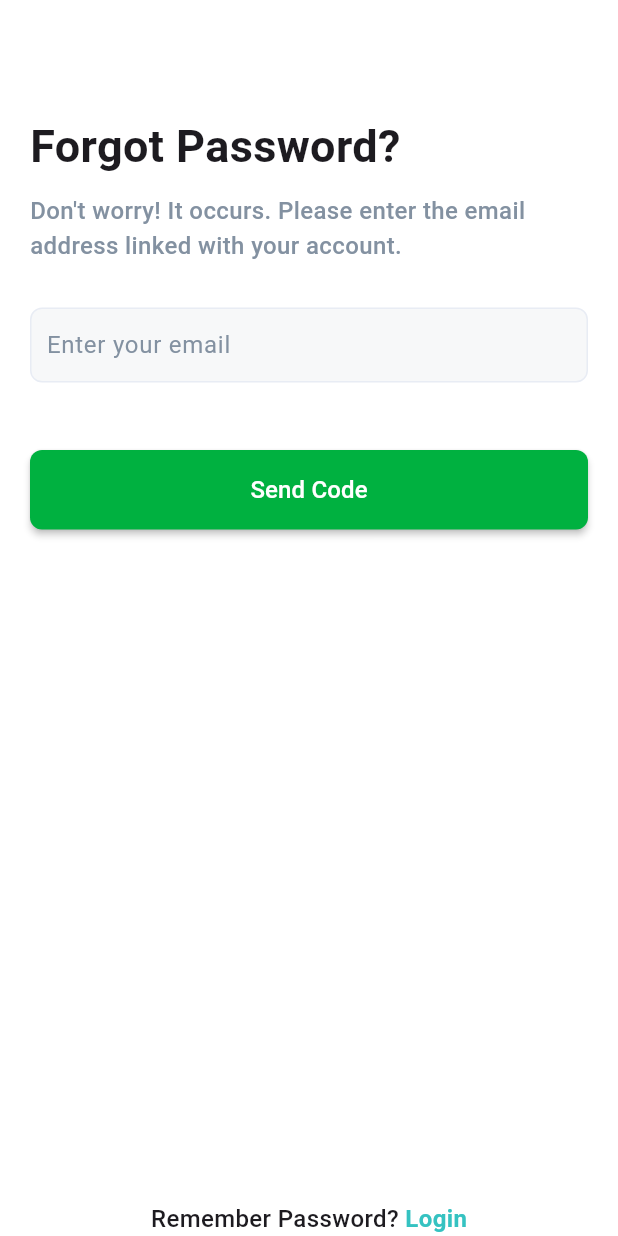
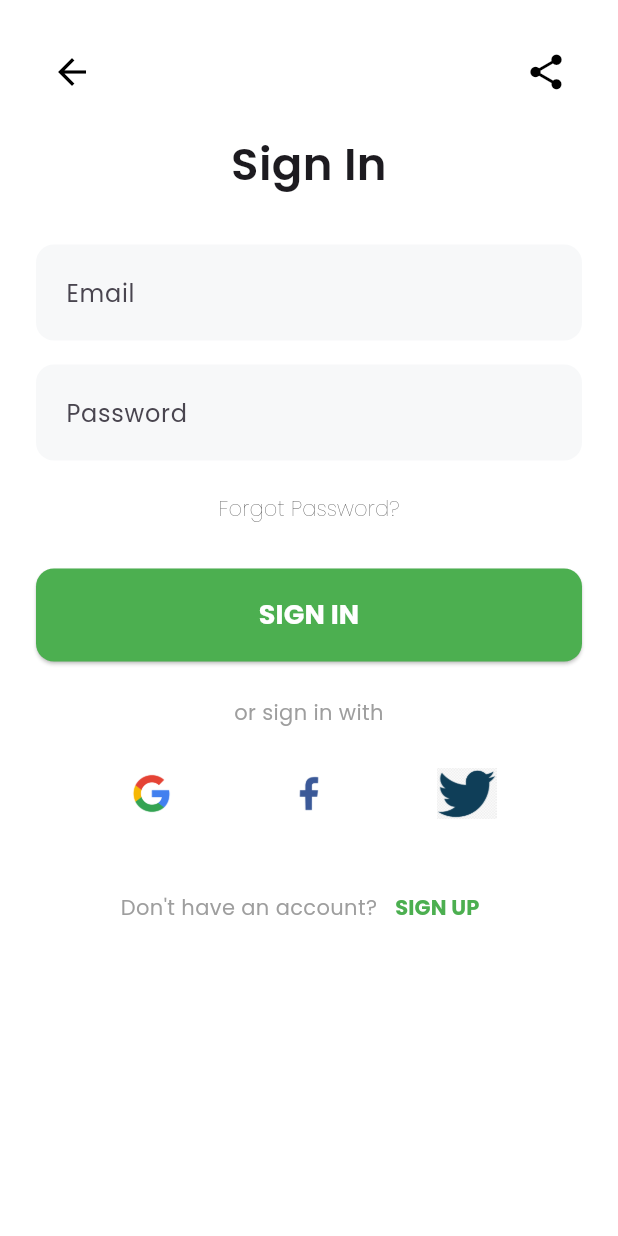
Before and after one commit to 1772hojaz/share_plate, a Flutter app: the screen it shows after launch, on a phone screen of 412 x 824 dp. Run offline on Flutter 3.47's test engine with Material 3 defaults, Android fonts, the phone set to English and light mode, and no system bars; our stand-ins replace google_fonts; project files that could hold a hidden picture were left out.

Commit message:
sign in page

```diff
--- a/lib/UI/fogot_password.dart
+++ b/lib/UI/fogot_password.dart
@@ -1,7 +1,7 @@
 import 'package:flutter/material.dart';
 
 class ForgotPasswordScreen extends StatelessWidget {
-  const ForgotPasswordScreen({Key? key}) : super(key: key);
+  const ForgotPasswordScreen({super.key});
 
   @override
   Widget build(BuildContext context) {
--- /dev/null
+++ b/lib/UI/signin_page.dart
@@ -0,0 +1,207 @@
+import 'package:flutter/material.dart';
+import 'package:google_fonts/google_fonts.dart';
+
+void main() {
+  runApp(const SignInPage());
+}
+
+class SignInPage extends StatelessWidget {
+  const SignInPage({super.key});
+
+  @override
+  Widget build(BuildContext context) {
+    return MaterialApp(
+      debugShowCheckedModeBanner: false,
+      theme: ThemeData(
+        textTheme: GoogleFonts.poppinsTextTheme(),
+      ),
+      home: const SignInScreen(),
+    );
+  }
+}
+
+class SignInScreen extends StatelessWidget {
+  const SignInScreen({super.key});
+
+  @override
+  Widget build(BuildContext context) {
+    return Scaffold(
+      backgroundColor: Colors.white,
+      body: SafeArea(
+        child: Padding(
+          padding: const EdgeInsets.symmetric(horizontal: 24.0),
+          child: Column(
+            crossAxisAlignment: CrossAxisAlignment.stretch,
+            children: [
+              const SizedBox(height: 24),
+
+              // Back Arrow & Share Icon
+              Row(
+                mainAxisAlignment: MainAxisAlignment.spaceBetween,
+                children: [
+                  IconButton(
+                    icon: const Icon(Icons.arrow_back, color: Colors.black, size: 28),
+                    onPressed: () {},
+                  ),
+                  IconButton(
+                    icon: const Icon(Icons.share, color: Colors.black, size: 28),
+                    onPressed: () {},
+                  ),
+                ],
+              ),
+              const SizedBox(height: 16),
+
+              // Sign In Text
+              const Text(
+                'Sign In',
+                style: TextStyle(
+                  fontSize: 30,
+                  fontWeight: FontWeight.w600,
+                ),
+                textAlign: TextAlign.center,
+              ),
+              const SizedBox(height: 32),
+
+              // Email Input Field
+              TextFormField(
+                decoration: InputDecoration(
+                  labelText: 'Email',
+                  hintText: 'ex: jon.smith@email.com',
+                  border: OutlineInputBorder(
+                    borderRadius: BorderRadius.circular(12),
+                    borderSide: BorderSide.none,
+                  ),
+                  filled: true,
+                  fillColor: const Color(0xFFF7F8F9),
+                  contentPadding: const EdgeInsets.symmetric(horizontal: 16, vertical: 20),
+                ),
+                keyboardType: TextInputType.emailAddress,
+              ),
+              const SizedBox(height: 16),
+
+              // Password Input Field
+              TextFormField(
+                obscureText: true,
+                decoration: InputDecoration(
+                  labelText: 'Password',
+                  hintText: '••••••••',
+                  border: OutlineInputBorder(
+                    borderRadius: BorderRadius.circular(12),
+                    borderSide: BorderSide.none,
+                  ),
+                  filled: true,
+                  fillColor: const Color(0xFFF7F8F9),
+                  contentPadding: const EdgeInsets.symmetric(horizontal: 16, vertical: 20),
+                ),
+              ),
+              const SizedBox(height: 8),
+
+              // Forgot Password Text
+              Align(
+                alignment: Alignment.center,
+                child: TextButton(
+                  onPressed: () {},
+                  child: const Text(
+                    'Forgot Password?',
+                    style: TextStyle(color: Colors.black, fontWeight: FontWeight.w200),
+                  ),
+                ),
+              ),
+              const SizedBox(height: 16),
+
+              // Sign In Button
+              ElevatedButton(
+                onPressed: () {},
+                style: ElevatedButton.styleFrom(
+                  backgroundColor: Colors.green,
+                  padding: const EdgeInsets.symmetric(vertical: 18),
+                  shape: RoundedRectangleBorder(
+                    borderRadius: BorderRadius.circular(12),
+                  ),
+                ),
+                child: const Text(
+                  'SIGN IN',
+                  style: TextStyle(
+                    fontSize: 18,
+                    fontWeight: FontWeight.bold,
+                    color: Colors.white,
+                  ),
+                ),
+              ),
+              const SizedBox(height: 24),
+
+              // OR sign in with text
+              const Text(
+                'or sign in with',
+                style: TextStyle(color: Colors.grey),
+                textAlign: TextAlign.center,
+              ),
+              const SizedBox(height: 16),
+
+              // Social Login Buttons (Google, Facebook, Twitter)
+              Row(
+  mainAxisAlignment: MainAxisAlignment.spaceEvenly,
+  children: [
+    IconButton(
+      icon: Image.asset(
+        'assets/images/Google_Icons-09-512.webp',
+        width: 40,
+      ),
+      onPressed: () {},
+    ),
+    IconButton(
+      icon: Image.asset(
+        'assets/images/facebook.png',
+        width: 40,
+      ),
+      onPressed: () {},
+    ),
+    IconButton(
+      icon: Image.asset(
+        'assets/images/images.png',
+        width: 40,
+      ),
+      onPressed: () {},
+    ),
+  ],
+),
+const SizedBox(height: 24),
+
+              // Sign Up Text
+              Row(
+                mainAxisAlignment: MainAxisAlignment.center,
+                children: [
+                  const Text(
+                    "Don't have an account?",
+                    style: TextStyle(color: Colors.grey),
+                  ),
+                  TextButton(
+                    onPressed: () {},
+                    child: const Text(
+                      'SIGN UP',
+                      style: TextStyle(
+                        color: Colors.green,
+                        fontWeight: FontWeight.bold,
+                      ),
+                    ),
+                  ),
+                ],
+              ),
+            ],
+          ),
+        ),
+      ),
+    );
+  }
+
+  Widget _buildSocialIcon(String assetPath) {
+    return IconButton(
+      icon: Image.asset(
+        assetPath,
+        width: 40,
+        height: 40,
+      ),
+      onPressed: () {},
+    );
+  }
+}
--- a/lib/main.dart
+++ b/lib/main.dart
@@ -1,5 +1,7 @@
 import 'package:flutter/material.dart';
-import 'package:share_plate/UI/fogot_password.dart';
+// import 'package:share_plate/UI/fogot_password.dart';
+import 'package:share_plate/UI/signin_page.dart';
+
 
 void main() {
   runApp(const MyApp());
@@ -12,7 +14,7 @@ class MyApp extends StatelessWidget {
   Widget build(BuildContext context) {
     return MaterialApp(
       debugShowCheckedModeBanner: false,
-      home: ForgotPasswordScreen(),
+      home: SignInPage(),
     );
   }
 }
--- a/pubspec.yaml
+++ b/pubspec.yaml
@@ -30,6 +30,8 @@ environment:
 dependencies:
   flutter:
     sdk: flutter
+  google_fonts: ^4.0.4
+
 
 
   # The following adds the Cupertino Icons font to your application.
@@ -57,6 +59,10 @@ flutter:
   # included with your application, so that you can use the icons in
   # the material Icons class.
   uses-material-design: true
+  assets:
+    - assets/images/facebook.png
+    - assets/images/Google_Icons-09-512.webp
+    - assets/images/images.png
 
   # To add assets to your application, add an assets section, like this:
   # assets:
```
Also changed, not shown: assets/images/Google_Icons-09-512.webp (added), assets/images/facebook.png (added), assets/images/images.png (added), pubspec.lock, 1 other file.
